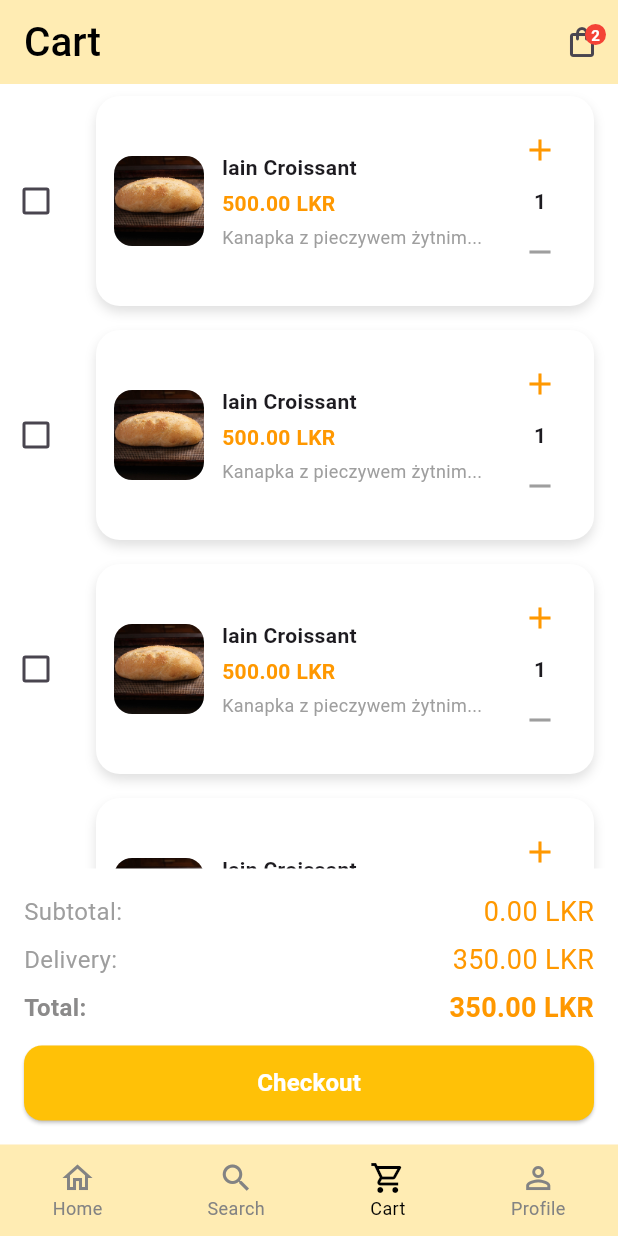
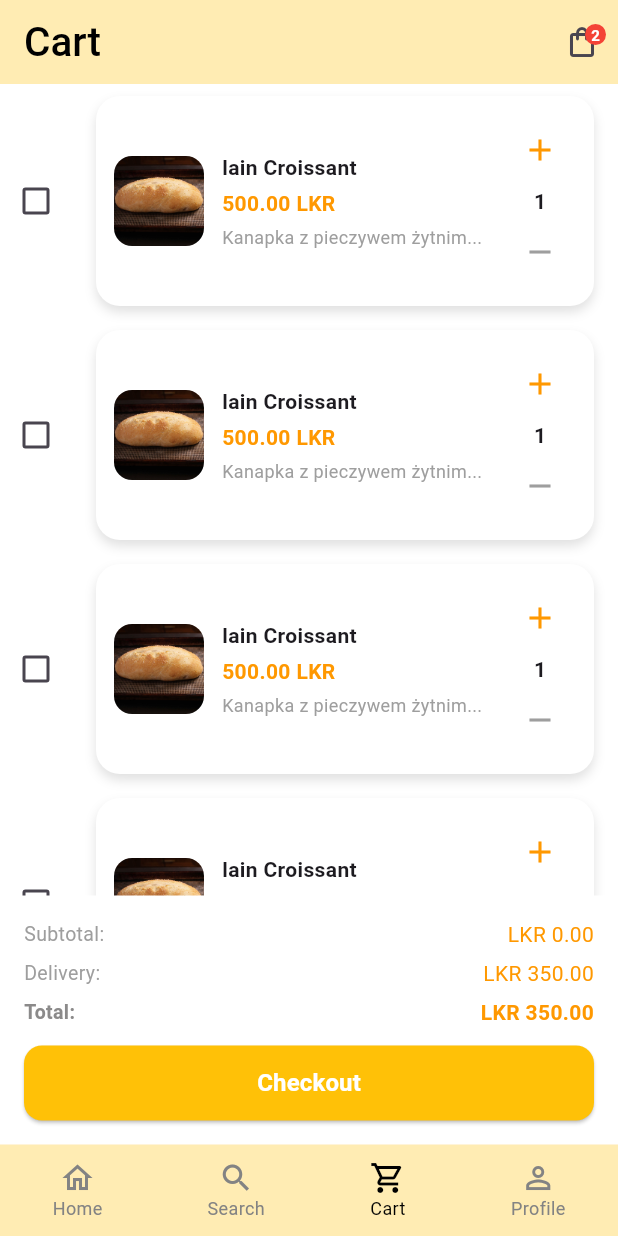
Before and after one commit to Sachith-AB/Bus-Booking-System, a Flutter app: the CartPage screen opened by its route, on a phone screen of 412 x 824 dp. Run offline on Flutter 3.47's test engine with Material 3 defaults, Android fonts, the phone set to English and light mode, and no system bars; our stand-ins replace cloud_firestore, firebase_auth, firebase_core, get, image_picker, shared_preferences; accounts and stored records are empty.

Commit message:
change some styles in cart page

```diff
--- a/lib/src/app/views/user/Cart/cart_screen.dart
+++ b/lib/src/app/views/user/Cart/cart_screen.dart
@@ -169,12 +169,12 @@ Widget build(BuildContext context) {
                   children: [
                     const Text(
                       'Subtotal:',
-                      style: TextStyle(fontSize: 16, color: Colors.grey),
+                      style: TextStyle(fontSize: 13, color: Colors.grey),
                     ),
                     Text(
-                      '${_calculateTotal().toStringAsFixed(2)} LKR',
+                      'LKR ${_calculateTotal().toStringAsFixed(2)}',
                       style: const TextStyle(
-                        fontSize: 18,
+                        fontSize: 14,
                         color: Colors.orange,
                       ),
                     ),
@@ -186,12 +186,12 @@ Widget build(BuildContext context) {
                   children: [
                     const Text(
                       'Delivery:',
-                      style: TextStyle(fontSize: 16, color: Colors.grey),
+                      style: TextStyle(fontSize: 13, color: Colors.grey),
                     ),
                     Text(
-                      '${deliveryFee.toStringAsFixed(2)} LKR',
+                      'LKR ${deliveryFee.toStringAsFixed(2)}',
                       style: const TextStyle(
-                        fontSize: 18,
+                        fontSize: 14,
                         color: Colors.orange,
                       ),
                     ),
@@ -203,12 +203,12 @@ Widget build(BuildContext context) {
                   children: [
                     const Text(
                       'Total:',
-                      style: TextStyle(fontSize: 16,fontWeight: FontWeight.bold, color: Color.fromARGB(255, 139, 138, 138)),
+                      style: TextStyle(fontSize: 13,fontWeight: FontWeight.bold, color: Color.fromARGB(255, 139, 138, 138)),
                     ),
                     Text(
-                      '${_calculateGrandTotal().toStringAsFixed(2)} LKR',
+                      'LKR ${_calculateGrandTotal().toStringAsFixed(2)}',
                       style: const TextStyle(
-                        fontSize: 18,
+                        fontSize: 14,
                         fontWeight: FontWeight.bold,
                         color: Colors.orange,
                       ),
```
Also changed, not shown: 4 other files.
